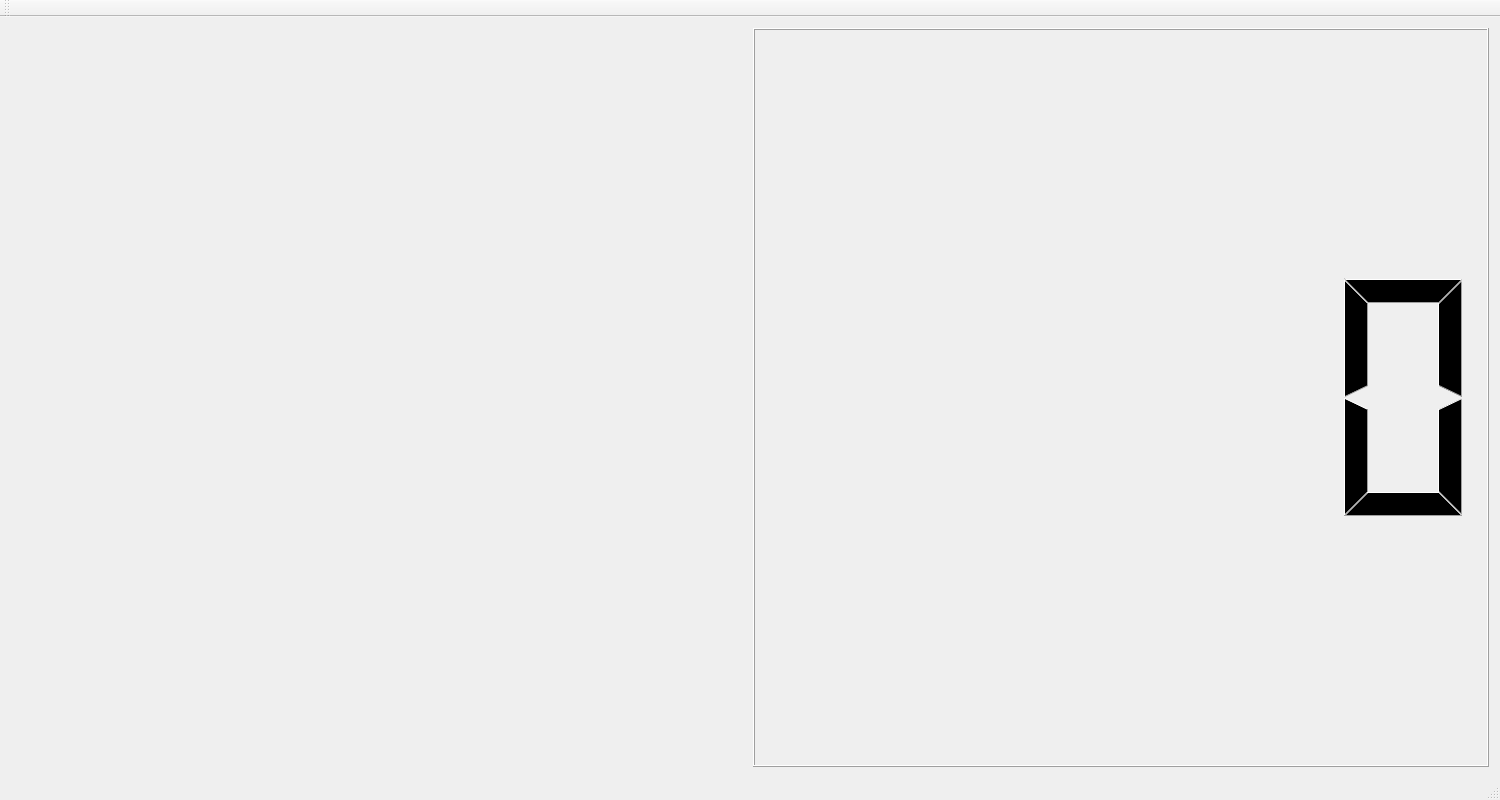
First picture: the form in mainwindow.ui, repository WajWaraich/Cellular_Automata_Assignment_ParallelProgramming, before the edit.
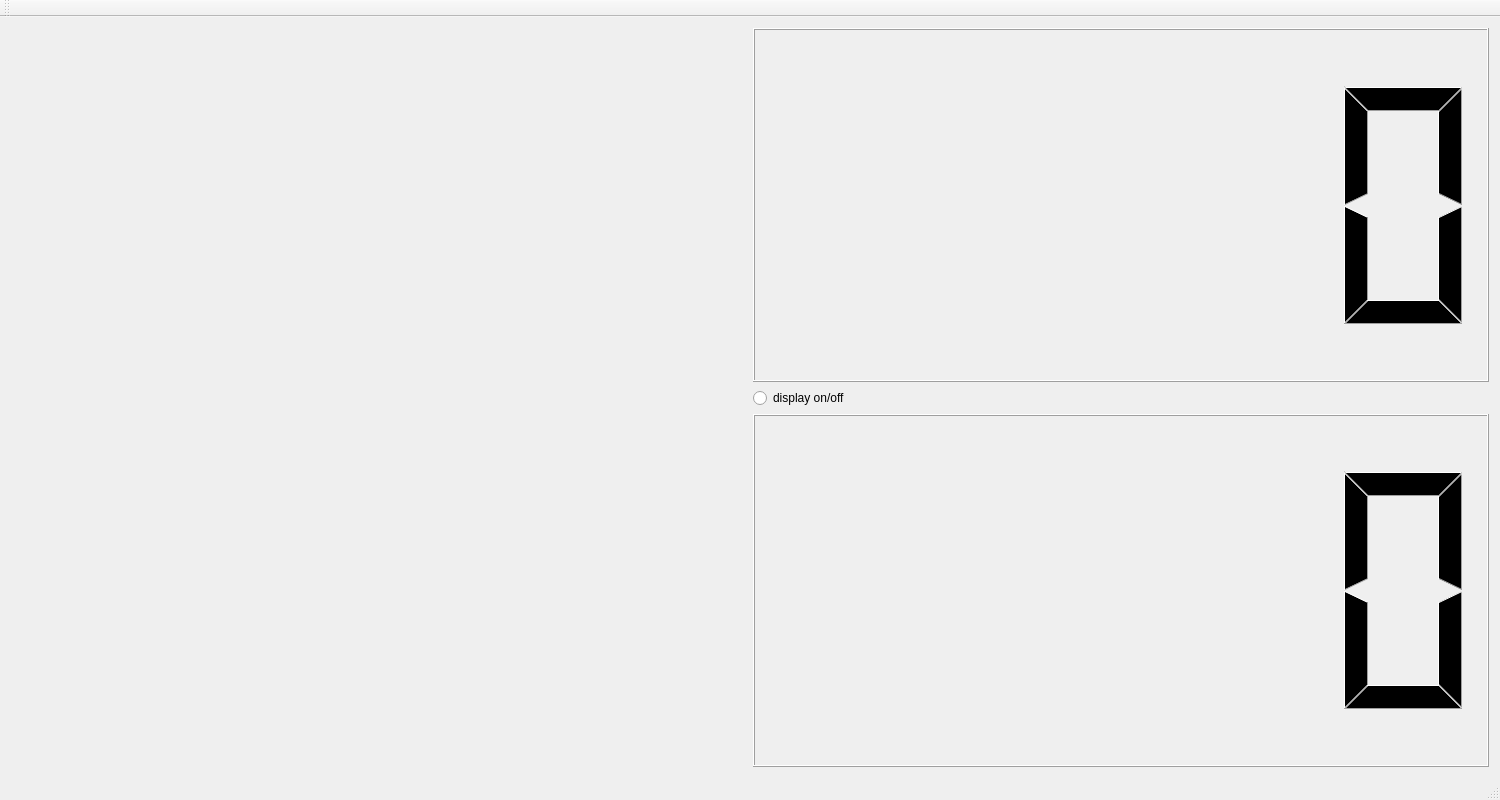
Second picture: the form after the edit.

Commit message:
Version5 - Display and everything with one processor working
I have included the OpenMP (#include <omp.h>) and just need to alter the
code and make it run in parallel, need to also take readings for the raw
code and the parallel code and see what sort of speed up I get.

```diff
--- a/mainwindow.ui
+++ b/mainwindow.ui
@@ -15,7 +15,20 @@
   </property>
   <widget class="QWidget" name="centralWidget">
    <layout class="QGridLayout" name="gridLayout">
-    <item row="0" column="0">
+    <item row="0" column="3">
+     <widget class="QLCDNumber" name="lcdNumber"/>
+    </item>
+    <item row="2" column="3">
+     <widget class="QLCDNumber" name="lcdNumber_2"/>
+    </item>
+    <item row="1" column="3">
+     <widget class="QRadioButton" name="radioButton">
+      <property name="text">
+       <string>display on/off</string>
+      </property>
+     </widget>
+    </item>
+    <item row="0" column="0" rowspan="3">
      <widget class="QLabel" name="label">
       <property name="autoFillBackground">
        <bool>true</bool>
@@ -25,9 +38,6 @@
       </property>
      </widget>
     </item>
-    <item row="0" column="1">
-     <widget class="QLCDNumber" name="lcdNumber"/>
-    </item>
    </layout>
   </widget>
   <widget class="QMenuBar" name="menuBar">
```
The commit also changes 4 other files.
